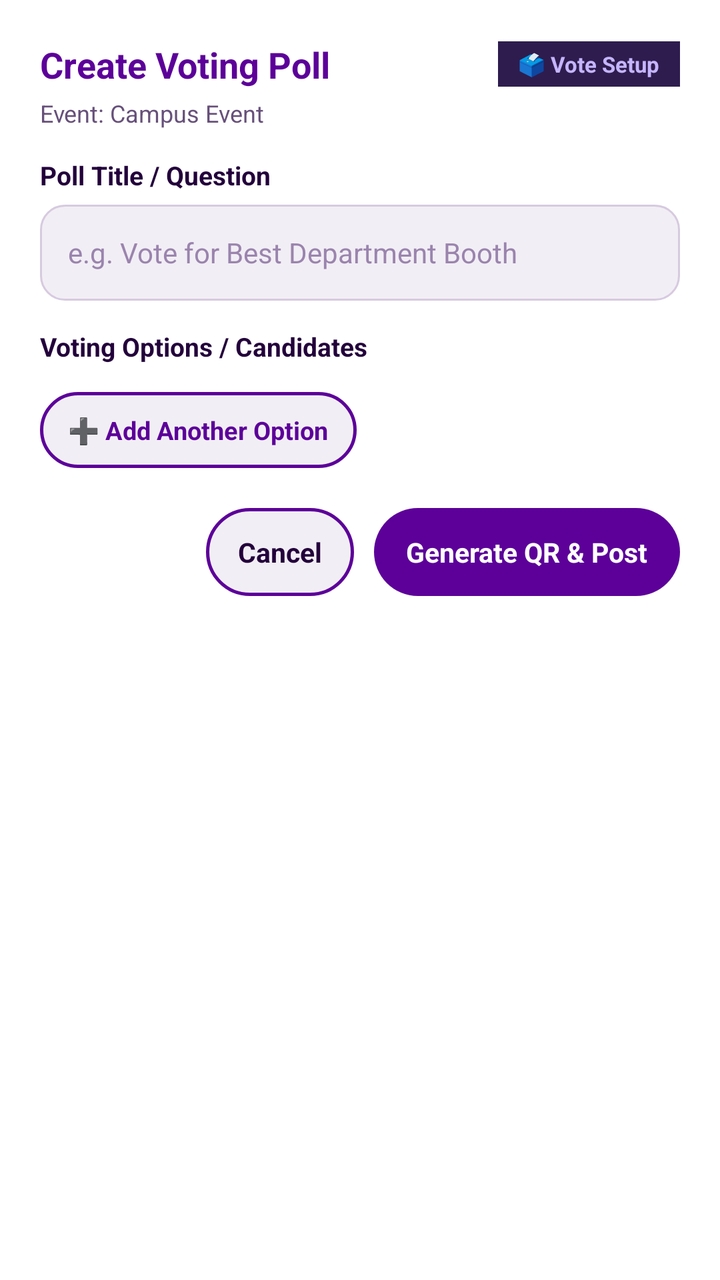
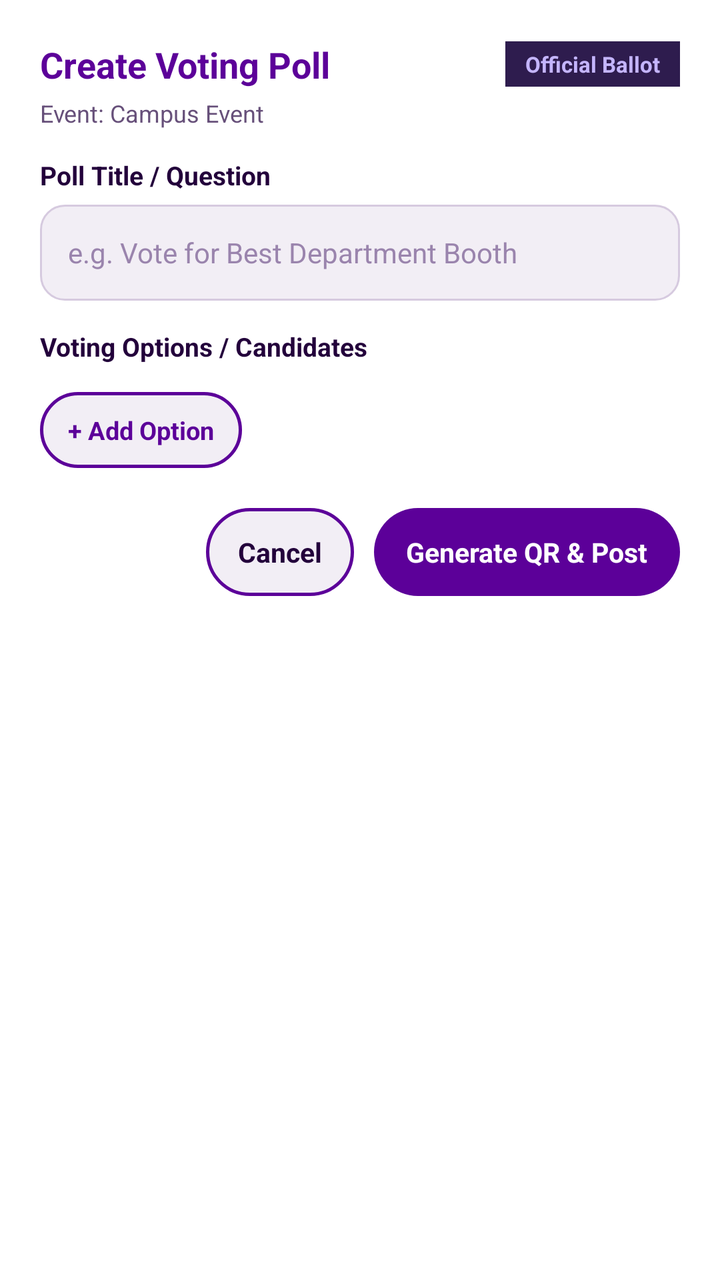

Screens rendered from an Android XML layout before and after an edit, with the pre-edit source and the edit as a unified diff.
<!-- AndroidManifest.xml: application theme Theme.TCA_APP -->
<!-- res/layout/dialog_create_voting_poll.xml -->
<?xml version="1.0" encoding="utf-8"?>
<ScrollView xmlns:android="http://schemas.android.com/apk/res/android"
    xmlns:app="http://schemas.android.com/apk/res-auto"
    android:layout_width="match_parent"
    android:layout_height="wrap_content"
    android:background="@color/card_bg"
    android:overScrollMode="never">

    <LinearLayout
        android:layout_width="match_parent"
        android:layout_height="wrap_content"
        android:orientation="vertical"
        android:padding="20dp">

        <LinearLayout
            android:layout_width="match_parent"
            android:layout_height="wrap_content"
            android:gravity="center_vertical"
            android:orientation="horizontal">

            <TextView
                android:layout_width="0dp"
                android:layout_height="wrap_content"
                android:layout_weight="1"
                android:fontFamily="sans-serif-bold"
                android:text="Create Voting Poll"
                android:textColor="@color/purple_primary_text"
                android:textSize="18sp"
                android:textStyle="bold" />

            <TextView
                android:layout_width="wrap_content"
                android:layout_height="wrap_content"
                android:background="#2E1C4E"
                android:paddingHorizontal="10dp"
                android:paddingVertical="4dp"
                android:text="🗳️ Vote Setup"
                android:textColor="#C4B5FD"
                android:textSize="11sp"
                android:textStyle="bold" />
        </LinearLayout>

        <TextView
            android:id="@+id/tvPollEventSubtitle"
            android:layout_width="wrap_content"
            android:layout_height="wrap_content"
            android:layout_marginTop="4dp"
            android:text="Event: Campus Event"
            android:textColor="@color/text_secondary"
            android:textSize="12sp" />

        <TextView
            android:layout_width="wrap_content"
            android:layout_height="wrap_content"
            android:layout_marginTop="14dp"
            android:text="Poll Title / Question"
            android:textColor="@color/text_primary"
            android:textSize="13sp"
            android:textStyle="bold" />

        <EditText
            android:id="@+id/etPollQuestion"
            android:layout_width="match_parent"
            android:layout_height="48dp"
            android:layout_marginTop="6dp"
            android:background="@drawable/bg_input_field"
            android:hint="e.g. Vote for Best Department Booth"
            android:paddingHorizontal="14dp"
            android:textColor="@color/text_primary"
            android:textColorHint="@color/text_muted"
            android:textSize="14sp" />

        <TextView
            android:layout_width="wrap_content"
            android:layout_height="wrap_content"
            android:layout_marginTop="14dp"
            android:text="Voting Options / Candidates"
            android:textColor="@color/text_primary"
            android:textSize="13sp"
            android:textStyle="bold" />

        
        <LinearLayout
            android:id="@+id/layoutPollOptionsContainer"
            android:layout_width="match_parent"
            android:layout_height="wrap_content"
            android:layout_marginTop="6dp"
            android:orientation="vertical" />

        
        <TextView
            android:id="@+id/btnAddPollOption"
            android:layout_width="wrap_content"
            android:layout_height="38dp"
            android:layout_marginTop="8dp"
            android:background="@drawable/bg_btn_dialog_cancel"
            android:clickable="true"
            android:focusable="true"
            android:gravity="center"
            android:paddingHorizontal="14dp"
            android:text="➕ Add Another Option"
            android:textColor="@color/purple_primary"
            android:textSize="12.5sp"
            android:textStyle="bold" />

        
        <LinearLayout
            android:layout_width="match_parent"
            android:layout_height="wrap_content"
            android:layout_marginTop="20dp"
            android:gravity="end"
            android:orientation="horizontal">

            <TextView
                android:id="@+id/btnCancelCreatePoll"
                android:layout_width="wrap_content"
                android:layout_height="44dp"
                android:background="@drawable/bg_btn_dialog_cancel"
                android:clickable="true"
                android:focusable="true"
                android:gravity="center"
                android:paddingHorizontal="16dp"
                android:text="Cancel"
                android:textColor="@color/text_primary"
                android:textSize="13.5sp"
                android:textStyle="bold" />

            <TextView
                android:id="@+id/btnGenerateVotingQr"
                android:layout_width="wrap_content"
                android:layout_height="44dp"
                android:layout_marginStart="10dp"
                android:background="@drawable/bg_purple_button"
                android:clickable="true"
                android:focusable="true"
                android:gravity="center"
                android:paddingHorizontal="16dp"
                android:text="Generate QR &amp; Post"
                android:textColor="@color/white"
                android:textSize="13.5sp"
                android:textStyle="bold" />
        </LinearLayout>

    </LinearLayout>
</ScrollView>
<!-- resources referenced by this layout -->
<resources>
  <color name="card_bg">#FFFFFF</color>
  <color name="purple_primary">#5C0099</color>
  <color name="purple_primary_text">@color/purple_primary</color>
  <color name="text_muted">#9A84AD</color>
  <color name="text_primary">#23003B</color>
  <color name="text_secondary">#67507A</color>
  <color name="white">#FFFFFF</color>
  <!-- drawable bg_btn_dialog_cancel (drawable) -->
  <?xml version="1.0" encoding="utf-8"?>
  <shape xmlns:android="http://schemas.android.com/apk/res/android"
      android:shape="rectangle">
      <solid android:color="@color/input_field_bg" />
      <corners android:radius="24dp" />
      <stroke
          android:width="1.5dp"
          android:color="@color/purple_primary" />
  </shape>
  <!-- drawable bg_input_field (drawable) -->
  <?xml version="1.0" encoding="utf-8"?>
  <shape xmlns:android="http://schemas.android.com/apk/res/android"
      android:shape="rectangle">
      <solid android:color="@color/input_field_bg" />
      <corners android:radius="12dp" />
      <stroke
          android:width="1dp"
          android:color="#D6CADF" />
  </shape>
  <!-- drawable bg_purple_button (drawable) -->
  <?xml version="1.0" encoding="utf-8"?>
  <ripple xmlns:android="http://schemas.android.com/apk/res/android"
      android:color="#C86BFA">
      <item>
          <shape android:shape="rectangle">
              <solid android:color="#5C0099" />
              <corners android:radius="24dp" />
          </shape>
      </item>
  </ripple>
  <style name="Theme.TCA_APP" parent="Base.Theme.TCA_APP" />
  <color name="input_field_bg">#F2EEF5</color>
  <style name="Base.Theme.TCA_APP" parent="Theme.Material3.DayNight.NoActionBar">
          <item name="colorPrimary">@color/purple_primary</item>
          <item name="colorOnPrimary">@color/white</item>
          <item name="colorSecondary">@color/gold_accent</item>
          <item name="colorOnSecondary">@color/text_primary</item>
          <item name="android:statusBarColor">@color/purple_dark</item>
          <item name="android:windowBackground">@color/bg_main</item>
          <item name="android:datePickerDialogTheme">@style/CustomDatePickerDialog</item>
          <item name="android:timePickerDialogTheme">@style/CustomDatePickerDialog</item>
      </style>
  <color name="gold_accent">#FFD500</color>
  <color name="purple_dark">#3D0066</color>
  <color name="bg_main">#F7F4FA</color>
  <style name="CustomDatePickerDialog" parent="Theme.MaterialComponents.DayNight.Dialog.Alert">
          <item name="colorPrimary">@color/purple_primary</item>
          <item name="colorPrimaryVariant">@color/purple_dark</item>
          <item name="colorOnPrimary">@color/white</item>
          <item name="colorSecondary">@color/gold_accent</item>
          <item name="colorOnSecondary">#000000</item>
          <item name="colorAccent">@color/gold_accent</item>
          <item name="android:colorAccent">@color/gold_accent</item>
          <item name="android:colorControlActivated">@color/gold_accent</item>
          <item name="colorSurface">@color/card_bg</item>
          <item name="colorOnSurface">@color/text_primary</item>
          <item name="android:windowBackground">@color/card_bg</item>
          <item name="android:textColorPrimary">@color/text_primary</item>
          <item name="android:textColorSecondary">@color/text_secondary</item>
          <item name="buttonBarPositiveButtonStyle">@style/CustomPickerButtonStyle</item>
          <item name="buttonBarNegativeButtonStyle">@style/CustomPickerButtonStyle</item>
          <item name="android:buttonBarPositiveButtonStyle">@style/CustomPickerButtonStyle</item>
          <item name="android:buttonBarNegativeButtonStyle">@style/CustomPickerButtonStyle</item>
      </style>
  <style name="CustomPickerButtonStyle" parent="Widget.MaterialComponents.Button.TextButton.Dialog">
          <item name="android:textColor">@color/gold_accent</item>
          <item name="android:textStyle">bold</item>
      </style>
</resources>

<!-- the commit's change to res/layout/dialog_create_voting_poll.xml (unified diff, before → after) -->
@@ -34,7 +34,7 @@
                 android:background="#2E1C4E"
                 android:paddingHorizontal="10dp"
                 android:paddingVertical="4dp"
-                android:text="🗳️ Vote Setup"
+                android:text="Official Ballot"
                 android:textColor="#C4B5FD"
                 android:textSize="11sp"
                 android:textStyle="bold" />
@@ -98,7 +98,7 @@
             android:focusable="true"
             android:gravity="center"
             android:paddingHorizontal="14dp"
-            android:text="➕ Add Another Option"
+            android:text="+ Add Option"
             android:textColor="@color/purple_primary"
             android:textSize="12.5sp"
             android:textStyle="bold" />
